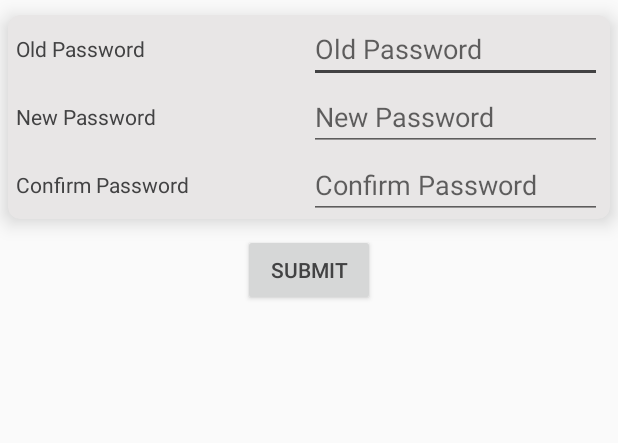
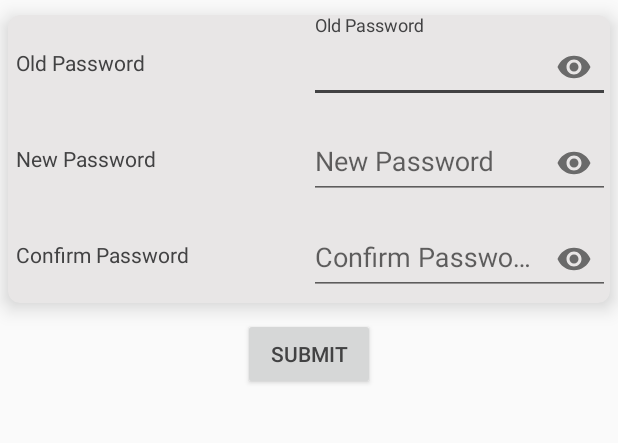
Before and after one commit to deathstroke-13/AndroSales2019, an Android app: the ChangePasswordActivity screen opened directly, with no data from a screen before it, on a phone screen of 412 x 824 dp, the part 84-527 px from its top. Run offline under Robolectric (Android 15) with nearby library versions, the phone set to English and light mode, and no system bars; our stand-ins replace Volley.

Commit message:
1.63
tweaks
adding show password
update gradle

```diff
--- a/app/build.gradle
+++ b/app/build.gradle
@@ -7,7 +7,7 @@
         minSdkVersion 14
         targetSdkVersion 28
         versionCode 1
-        versionName "1.62"
+        versionName "1.63"
         multiDexEnabled true
         useLibrary 'org.apache.http.legacy'
     }
--- a/app/src/main/res/layout/activity_change_password.xml
+++ b/app/src/main/res/layout/activity_change_password.xml
@@ -52,15 +52,20 @@
                     android:layout_weight="1"
                     android:orientation="horizontal">
 
-                    <EditText
+                    <android.support.design.widget.TextInputLayout
+                        android:id="@+id/etPasswordLayout"
+                        android:layout_width="match_parent"
+                        android:layout_height="wrap_content"
+                        app:passwordToggleEnabled="true"
+                        android:layout_marginBottom="5dp">
+
+                        <android.support.design.widget.TextInputEditText
                             android:id="@+id/txt_password"
-                        android:layout_width="wrap_content"
+                            android:layout_width="match_parent"
                             android:layout_height="wrap_content"
-                        android:layout_marginRight="5dp"
-                        android:layout_weight="1"
-                        android:ems="10"
                             android:hint="Old Password"
-                        android:inputType="textPassword" />
+                            android:inputType="textPassword"/>
+                    </android.support.design.widget.TextInputLayout>
                 </LinearLayout>
 
             </LinearLayout>
@@ -92,15 +97,20 @@
                     android:layout_weight="1"
                     android:orientation="horizontal">
 
-                    <EditText
+                    <android.support.design.widget.TextInputLayout
+                        android:id="@+id/etPasswordLayout1"
+                        android:layout_width="match_parent"
+                        android:layout_height="wrap_content"
+                        app:passwordToggleEnabled="true"
+                        android:layout_marginBottom="5dp">
+
+                        <android.support.design.widget.TextInputEditText
                             android:id="@+id/txt_newPassword"
-                        android:layout_width="wrap_content"
+                            android:layout_width="match_parent"
                             android:layout_height="wrap_content"
-                        android:layout_marginRight="5dp"
-                        android:layout_weight="1"
-                        android:ems="10"
                             android:hint="New Password"
-                        android:inputType="textPassword" />
+                            android:inputType="textPassword"/>
+                    </android.support.design.widget.TextInputLayout>
                 </LinearLayout>
 
             </LinearLayout>
@@ -132,15 +142,20 @@
                     android:layout_weight="1"
                     android:orientation="horizontal">
 
-                    <EditText
+                    <android.support.design.widget.TextInputLayout
+                        android:id="@+id/etPasswordLayout2"
+                        android:layout_width="match_parent"
+                        android:layout_height="wrap_content"
+                        app:passwordToggleEnabled="true"
+                        android:layout_marginBottom="5dp">
+
+                        <android.support.design.widget.TextInputEditText
                             android:id="@+id/txt_confirmPassword"
-                        android:layout_width="wrap_content"
+                            android:layout_width="match_parent"
                             android:layout_height="wrap_content"
-                        android:layout_marginRight="5dp"
-                        android:layout_weight="1"
-                        android:ems="10"
                             android:hint="Confirm Password"
-                        android:inputType="textPassword" />
+                            android:inputType="textPassword"/>
+                    </android.support.design.widget.TextInputLayout>
                 </LinearLayout>
 
             </LinearLayout>
--- a/build.gradle
+++ b/build.gradle
@@ -7,7 +7,7 @@
 
     }
     dependencies {
-        classpath 'com.android.tools.build:gradle:3.6.3'
+        classpath 'com.android.tools.build:gradle:4.0.0'
 
         // NOTE: Do not place your application dependencies here; they belong
         // in the individual module build.gradle files
```
Also changed, not shown: gradle/wrapper/gradle-wrapper.properties. Lines whose indentation alone changed are shown as unchanged.
